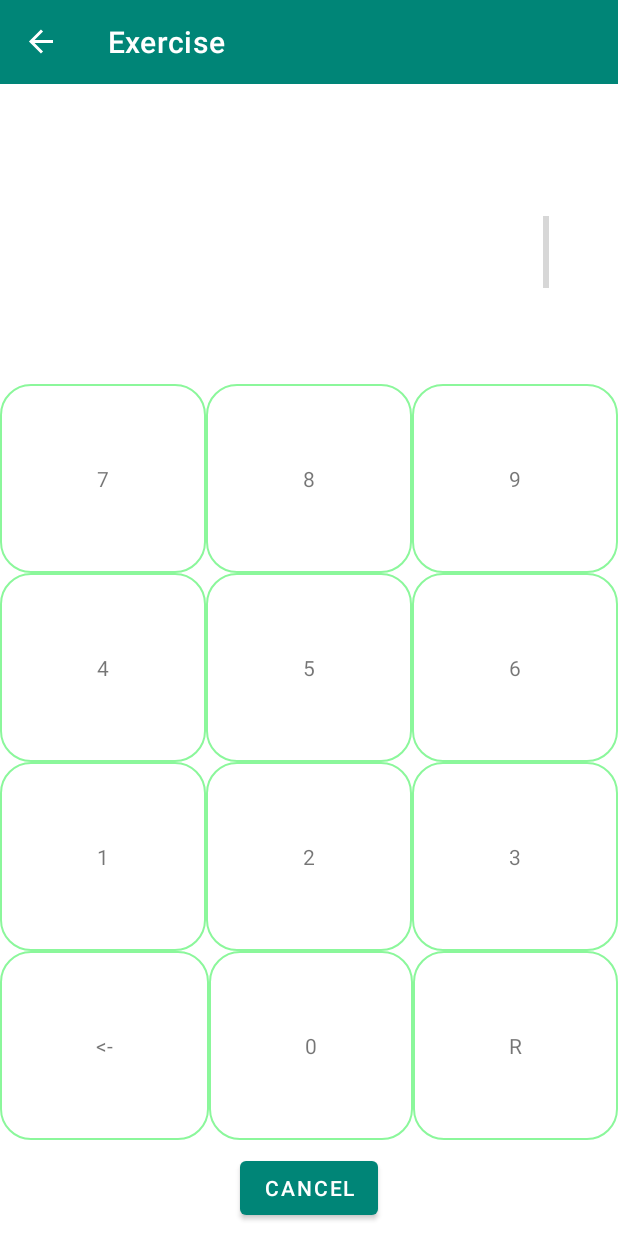
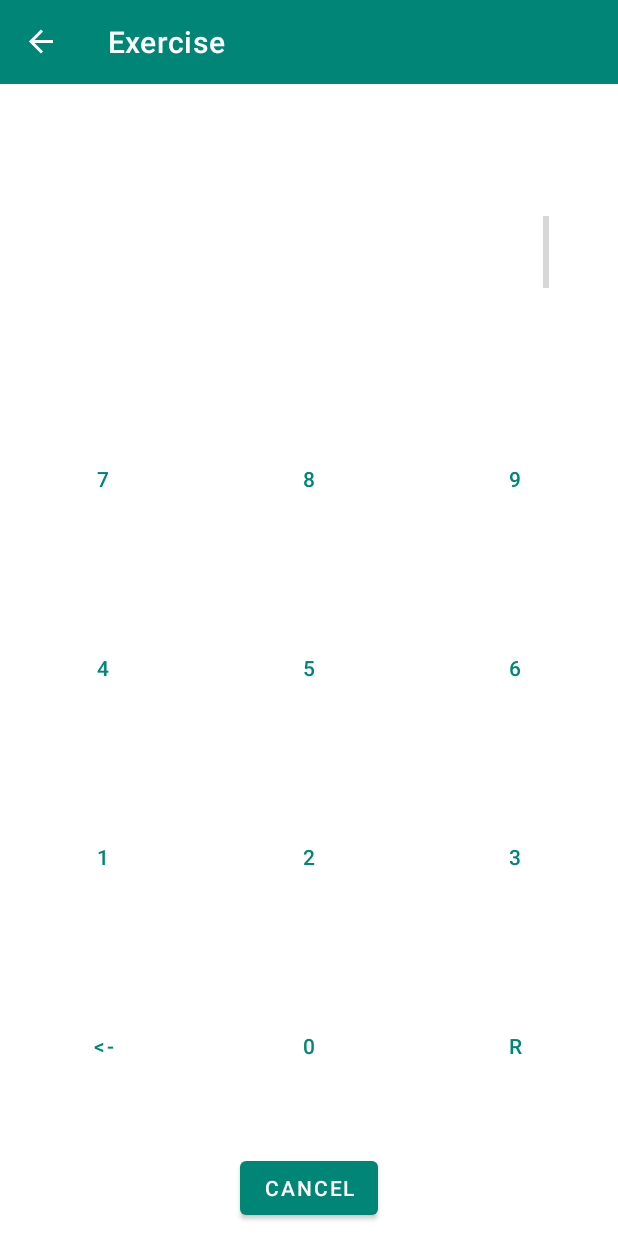
Before and after one commit to khomin/Numerals, an Android app: the ExerciseFragment screen opened through its navigation route, on a phone screen of 412 x 824 dp. Run offline under Robolectric (Android 15) with nearby library versions, the phone set to English and light mode, and no system bars; our stand-ins replace data binding, navigation-ui; 3 statements that could not run were skipped.

Commit message:
fixed crashes

```diff
--- a/app/src/main/java/com/example/nummerals/AudioNumeralPlayer.kt
+++ b/app/src/main/java/com/example/nummerals/AudioNumeralPlayer.kt
@@ -15,17 +15,18 @@ import kotlinx.coroutines.delay
 
 class AudioNumeralPlayer : Activity() {
     private var mMediaPlayerArray: MutableList<MediaPlayer> = mutableListOf()
-    private var mCallbackFinish: (()->Unit) ?= null
-    private var mContext: Context?= null
-    private var mMediaPlayerTick: MediaPlayer?= null
+    private var mCallbackFinish: (() -> Unit)? = null
+    private var mContext: Context? = null
+    private var mMediaPlayerTick: MediaPlayer? = null
 
     @RequiresApi(Build.VERSION_CODES.M)
-    fun addValueToPlay(context: Context?, value: List<Int>, callbackFinish: ()->Unit) {
+    fun addValueToPlay(context: Context?, value: List<Int>, callbackFinish: () -> Unit) {
+        if(mMediaPlayerArray.isEmpty()) {
             context?.let {
                 mContext = it
                 mCallbackFinish = callbackFinish
 
-            for(i in value) {
+                for (i in value) {
                     val player = MediaPlayer.create(mContext, i)
                     player?.setPlaybackParams(player.playbackParams.setSpeed(1.2f))
                     player.pause()
@@ -35,26 +36,29 @@ class AudioNumeralPlayer : Activity() {
                 createListenerEndPlay()
             }
         }
+    }
 
     @RequiresApi(Build.VERSION_CODES.M)
     private fun createListenerEndPlay() {
         GlobalScope.launch {
             withContext(coroutineContext) {
-                while(mMediaPlayerArray.isNotEmpty()) {
+                while (mMediaPlayerArray.isNotEmpty()) {
                     mMediaPlayerArray.first().start()
-                    delay(mMediaPlayerArray.first().duration.toLong()-200)
-
+                    delay(mMediaPlayerArray.first().duration.toLong() - 200)
                     mMediaPlayerArray.remove(mMediaPlayerArray.first())
                 }
+            }
             mCallbackFinish?.invoke()
-            }
         }
     }
 
     fun createTickSound(context: Context?) {
         context?.let {
-            if(mMediaPlayerTick == null) {
-                mMediaPlayerTick = MediaPlayer.create(it, it.resources.getIdentifier("clock_tick", "raw", context.getPackageName()))
+            if (mMediaPlayerTick == null) {
+                mMediaPlayerTick = MediaPlayer.create(
+                    it,
+                    it.resources.getIdentifier("clock_tick", "raw", context.getPackageName())
+                )
                 mMediaPlayerTick?.start()
                 mMediaPlayerTick?.setLooping(true)
             } else {
--- /dev/null
+++ b/app/src/main/java/com/example/nummerals/ConstValues.kt
@@ -0,0 +1,5 @@
+package com.example.nummerals
+
+object ConstValues {
+    val maxPercentExercise = 100
+}
--- a/app/src/main/java/com/example/nummerals/ExerciseFragment.kt
+++ b/app/src/main/java/com/example/nummerals/ExerciseFragment.kt
@@ -18,6 +18,7 @@ import androidx.navigation.Navigation
 import com.example.nummerals.databinding.FragmentExerciseBinding
 import com.example.nummerals.viewModels.ExerciseViewModel
 import kotlinx.coroutines.*
+import kotlinx.coroutines.sync.Mutex
 import kotlin.random.Random
 
 class ExerciseFragment : Fragment() {
@@ -25,6 +26,7 @@ class ExerciseFragment : Fragment() {
     private var mTimerJob: Job?= null
     private val mAudioPlayer = AudioNumeralPlayer()
     private var mFinalDialog: FinalDialog ?= null
+    private val mMutexUpdaterStats = Mutex()
 
     override fun onCreateView(
         inflater: LayoutInflater, container: ViewGroup?,
@@ -69,7 +71,6 @@ class ExerciseFragment : Fragment() {
         mBinding.control8?.setOnClickListener { addInputValue(8) }
         mBinding.control9?.setOnClickListener { addInputValue(9) }
 
-        mBinding.model?.progressTimerResidueTotal?.postValue(10)
         mBinding.model?.progressExercise?.postValue(0)
         mBinding.model?.progressExerciseTotal?.postValue(100)
         mBinding.model?.exerciseStatus?.postValue(ExerciseViewModel.StatusExercise.PREPARE)
@@ -109,8 +110,8 @@ class ExerciseFragment : Fragment() {
         mBinding.model?.exerciseStatus?.postValue(ExerciseViewModel.StatusExercise.ERROR)
         mAudioPlayer.stopTickSound()
         mFinalDialog?.show(
-            mBinding.model?.correctAnswer?.value?.toInt(),
-            mBinding.model?.inputValue?.value?.toInt(),
+            mBinding.model?.correctAnswer?.value,
+            mBinding.model?.inputValue?.value,
             mBinding.model?.progressExercise?.value) {
             /* reset before navigateup */
             mBinding.model?.correctAnswer?.postValue("")
@@ -295,18 +296,25 @@ class ExerciseFragment : Fragment() {
     }
 
     private fun updateStatsAndResetTimer() {
-        mBinding.model?.progressTimerResidue?.postValue(10)
-        mBinding.model?.exerciseInProcess?.postValue(true)
-        mBinding.model?.progressExercise?.value?.let {
-            mBinding.model?.progressExercise?.postValue(it + 1)
+        GlobalScope.launch {
+            withContext(coroutineContext) {
+                mMutexUpdaterStats.lock()
+                mBinding.model?.progressTimerResidue?.postValue(ConstValues.maxPercentExercise)
+                mBinding.model?.exerciseInProcess?.postValue(true)
+                mBinding.model?.progressExercise?.value?.let {
+                    mBinding.model?.progressExercise?.postValue(it + 1)
+                }
+                mBinding.model?.inputValue?.postValue("")
+                mMutexUpdaterStats.unlock()
+            }
         }
-        mBinding.model?.inputValue?.postValue("")
     }
 
     @RequiresApi(Build.VERSION_CODES.M)
     private fun createTimerResidue() : Job {
         return GlobalScope.launch {
             while(true) {
+                mMutexUpdaterStats.lock()
                 if(mBinding.model?.exerciseInProcess?.value == true) {
                     mBinding.model?.progressTimerResidue?.value?.let {
                         if (it != 0) {
@@ -318,6 +326,7 @@ class ExerciseFragment : Fragment() {
                         }
                     }
                 }
+                mMutexUpdaterStats.unlock()
                 delay(1000)
             }
         }
@@ -344,16 +353,12 @@ class ExerciseFragment : Fragment() {
 
     companion object {
         @JvmStatic
-        @BindingAdapter(value = ["app:ProgressFromInt","app:ProgressFromTotal"], requireAll = true)
-        fun convertIntToProgressBard(progress: ProgressBar, valueCurrent: Int?, valueTotal: Int?) {
+        @BindingAdapter("app:ProgressFromInt")
+        fun convertIntToProgressBard(progress: ProgressBar, valueCurrent: Int?) {
             var current = 0
-            var total = 0
             var value = 0
             valueCurrent?.let { current = it }
-            valueTotal?.let { total = it }
-            if(total != 0) {
-                value = ((current.toFloat() / total.toFloat()) * 100).toInt()
-            }
+            value = ((current.toFloat() / ConstValues.maxPercentExercise.toFloat()) * 100).toInt()
             progress.setProgress(value)
         }
 
--- a/app/src/main/java/com/example/nummerals/FinalDialog.kt
+++ b/app/src/main/java/com/example/nummerals/FinalDialog.kt
@@ -10,8 +10,8 @@ import kotlinx.android.synthetic.main.final_result_dialog.*
 class FinalDialog(val mInflater: LayoutInflater) {
 
     fun show(
-        correct: Int?,
-        lastValue: Int?,
+        correct: String?,
+        lastValue: String?,
         progress: Int?,
         callbackDismissCallback: () -> Unit
     ) {
@@ -25,8 +25,8 @@ class FinalDialog(val mInflater: LayoutInflater) {
                             .setPositiveButton(mInflater.context.getString(R.string.ok_button)) { _, _ -> }
                             .create()
                         changeIdDialog.show()
-                        changeIdDialog.errorValue.text = lastValue.toString()
-                        changeIdDialog.correctValue.text = correct.toString()
+                        changeIdDialog.errorValue.text = if(lastValue.isNotEmpty()) { lastValue } else { "-" }
+                        changeIdDialog.correctValue.text = correct
                         val resultMessage = "Correct answers, total: $progress"
                         changeIdDialog.finalText.text = resultMessage
                         val acceptDialogButton =
--- a/app/src/main/java/com/example/nummerals/viewModels/ExerciseViewModel.kt
+++ b/app/src/main/java/com/example/nummerals/viewModels/ExerciseViewModel.kt
@@ -2,14 +2,14 @@ package com.example.nummerals.viewModels
 
 import androidx.lifecycle.MutableLiveData
 import androidx.lifecycle.ViewModel
+import com.example.nummerals.ConstValues
 import com.example.nummerals.LevelExerciseType
 
 class ExerciseViewModel() : ViewModel() {
     val progressExercise = MutableLiveData<Int>().apply { value = 0 }
     val progressExerciseTotal = MutableLiveData<Int>().apply { value = 0 }
 
-    val progressTimerResidue = MutableLiveData<Int>().apply { value = 100 }
-    val progressTimerResidueTotal = MutableLiveData<Int>().apply { value = 0 }
+    val progressTimerResidue = MutableLiveData<Int>().apply { value = ConstValues.maxPercentExercise }
 
     val typeLevelExercise = MutableLiveData<LevelExerciseType>().apply { value = LevelExerciseType.MEDIUM }
 
--- a/app/src/main/res/layout/fragment_exercise.xml
+++ b/app/src/main/res/layout/fragment_exercise.xml
@@ -71,7 +71,6 @@
                 android:min="0"
                 android:rotation="270"
                 app:ProgressFromInt="@{model.progressTimerResidue}"
-                app:ProgressFromTotal="@{model.progressTimerResidueTotal}"
                 app:layout_constraintBottom_toBottomOf="parent"
                 app:layout_constraintEnd_toEndOf="parent"
                 app:layout_constraintHorizontal_bias="1.0"
@@ -101,50 +100,35 @@
                     android:layout_weight="1"
                     android:orientation="horizontal">
 
-                    <LinearLayout
+                    <Button
+                        android:id="@+id/control7"
                         android:layout_width="wrap_content"
                         android:layout_height="fill_parent"
                         android:layout_weight="1"
-                        android:background="@drawable/border_layout"
-                        android:gravity="center_horizontal">
+                        android:enabled="@{model.exerciseInProcess}"
+                        style="@style/Widget.MaterialComponents.Button.TextButton"
+                        android:text="@string/_7">
+                    </Button>
 
-                        <TextView
-                            android:id="@+id/control_7"
-                            android:layout_width="match_parent"
-                            android:layout_height="match_parent"
-                            android:gravity="center"
-                            android:text="@string/_7" />
-                    </LinearLayout>
-
-                    <LinearLayout
+                    <Button
+                        android:id="@+id/control8"
                         android:layout_width="wrap_content"
                         android:layout_height="fill_parent"
                         android:layout_weight="1"
-                        android:background="@drawable/border_layout"
-                        android:gravity="center_horizontal">
+                        android:enabled="@{model.exerciseInProcess}"
+                        style="@style/Widget.MaterialComponents.Button.TextButton"
+                        android:text="@string/_8">
+                    </Button>
 
-                        <TextView
-                            android:id="@+id/control_8"
-                            android:layout_width="match_parent"
-                            android:layout_height="match_parent"
-                            android:gravity="center"
-                            android:text="@string/_8" />
-                    </LinearLayout>
-
-                    <LinearLayout
+                    <Button
+                        android:id="@+id/control9"
                         android:layout_width="wrap_content"
                         android:layout_height="fill_parent"
                         android:layout_weight="1"
-                        android:background="@drawable/border_layout"
-                        android:gravity="center_horizontal">
-
-                        <TextView
-                            android:id="@+id/control_9"
-                            android:layout_width="match_parent"
-                            android:layout_height="match_parent"
-                            android:gravity="center"
-                            android:text="@string/_9" />
-                    </LinearLayout>
+                        android:enabled="@{model.exerciseInProcess}"
+                        style="@style/Widget.MaterialComponents.Button.TextButton"
+                        android:text="@string/_9">
+                    </Button>
                 </LinearLayout>
 
                 <LinearLayout
@@ -153,50 +137,35 @@
                     android:layout_weight="1"
                     android:orientation="horizontal">
 
-                    <LinearLayout
+                    <Button
+                        android:id="@+id/control4"
                         android:layout_width="wrap_content"
                         android:layout_height="fill_parent"
                         android:layout_weight="1"
-                        android:background="@drawable/border_layout"
-                        android:gravity="center_horizontal">
+                        android:enabled="@{model.exerciseInProcess}"
+                        style="@style/Widget.MaterialComponents.Button.TextButton"
+                        android:text="@string/_4">
+                    </Button>
 
-                        <TextView
-                            android:id="@+id/control_4"
-                            android:layout_width="match_parent"
-                            android:layout_height="match_parent"
-                            android:gravity="center"
-                            android:text="@string/_4" />
-                    </LinearLayout>
-
-                    <LinearLayout
+                    <Button
+                        android:id="@+id/control5"
                         android:layout_width="wrap_content"
                         android:layout_height="fill_parent"
                         android:layout_weight="1"
-                        android:background="@drawable/border_layout"
-                        android:gravity="center_horizontal">
+                        android:enabled="@{model.exerciseInProcess}"
+                        style="@style/Widget.MaterialComponents.Button.TextButton"
+                        android:text="@string/_5">
+                    </Button>
 
-                        <TextView
-                            android:id="@+id/control_5"
-                            android:layout_width="match_parent"
-                            android:layout_height="match_parent"
-                            android:gravity="center"
-                            android:text="@string/_5" />
-                    </LinearLayout>
-
-                    <LinearLayout
+                    <Button
+                        android:id="@+id/control6"
                         android:layout_width="wrap_content"
                         android:layout_height="fill_parent"
                         android:layout_weight="1"
-                        android:background="@drawable/border_layout"
-                        android:gravity="center_horizontal">
-
-                        <TextView
-                            android:id="@+id/control_6"
-                            android:layout_width="match_parent"
-                            android:layout_height="match_parent"
-                            android:gravity="center"
-                            android:text="@string/_6" />
-                    </LinearLayout>
+                        android:enabled="@{model.exerciseInProcess}"
+                        style="@style/Widget.MaterialComponents.Button.TextButton"
+                        android:text="@string/_6">
+                    </Button>
                 </LinearLayout>
 
                 <LinearLayout
@@ -205,50 +174,35 @@
                     android:layout_weight="1"
                     android:orientation="horizontal">
 
-                    <LinearLayout
+                    <Button
+                        android:id="@+id/control1"
                         android:layout_width="wrap_content"
                         android:layout_height="fill_parent"
                         android:layout_weight="1"
-                        android:background="@drawable/border_layout"
-                        android:gravity="center_horizontal">
+                        android:enabled="@{model.exerciseInProcess}"
+                        style="@style/Widget.MaterialComponents.Button.TextButton"
+                        android:text="@string/_1">
+                    </Button>
 
-                        <TextView
-                            android:id="@+id/control_1"
-                            android:layout_width="match_parent"
-                            android:layout_height="match_parent"
-                            android:gravity="center"
-                            android:text="@string/_1" />
-                    </LinearLayout>
-
-                    <LinearLayout
+                    <Button
+                        android:id="@+id/control2"
                         android:layout_width="wrap_content"
                         android:layout_height="fill_parent"
                         android:layout_weight="1"
-                        android:background="@drawable/border_layout"
-                        android:gravity="center_horizontal">
+                        android:enabled="@{model.exerciseInProcess}"
+                        style="@style/Widget.MaterialComponents.Button.TextButton"
+                        android:text="@string/_2">
+                    </Button>
 
-                        <TextView
-                            android:id="@+id/control_2"
-                            android:layout_width="match_parent"
-                            android:layout_height="match_parent"
-                            android:gravity="center"
-                            android:text="@string/_2" />
-                    </LinearLayout>
-
-                    <LinearLayout
+                    <Button
+                        android:id="@+id/control3"
                         android:layout_width="wrap_content"
                         android:layout_height="fill_parent"
                         android:layout_weight="1"
-                        android:background="@drawable/border_layout"
-                        android:gravity="center_horizontal">
-
-                        <TextView
-                            android:id="@+id/control_3"
-                            android:layout_width="match_parent"
-                            android:layout_height="match_parent"
-                            android:gravity="center"
-                            android:text="@string/_3" />
-                    </LinearLayout>
+                        android:enabled="@{model.exerciseInProcess}"
+                        style="@style/Widget.MaterialComponents.Button.TextButton"
+                        android:text="@string/_3">
+                    </Button>
                 </LinearLayout>
 
                 <LinearLayout
@@ -257,50 +211,35 @@
                     android:layout_weight="1"
                     android:orientation="horizontal">
 
-                    <LinearLayout
+                    <Button
+                        android:id="@+id/controlRemove"
                         android:layout_width="wrap_content"
                         android:layout_height="fill_parent"
                         android:layout_weight="1"
-                        android:background="@drawable/border_layout"
-                        android:gravity="center_horizontal">
+                        android:enabled="@{model.exerciseInProcess}"
+                        style="@style/Widget.MaterialComponents.Button.TextButton"
+                        android:text="@string/remove">
+                    </Button>
 
-                        <TextView
-                            android:id="@+id/control_remove"
-                            android:layout_width="match_parent"
-                            android:layout_height="match_parent"
-                            android:gravity="center"
-                            android:text="@string/remove" />
-                    </LinearLayout>
-
-                    <LinearLayout
+                    <Button
+                        android:id="@+id/control0"
                         android:layout_width="wrap_content"
                         android:layout_height="fill_parent"
                         android:layout_weight="1"
-                        android:background="@drawable/border_layout"
-                        android:gravity="center_horizontal">
+                        android:enabled="@{model.exerciseInProcess}"
+                        style="@style/Widget.MaterialComponents.Button.TextButton"
+                        android:text="@string/_0">
+                    </Button>
 
-                        <TextView
-                            android:id="@+id/control_0"
-                            android:layout_width="match_parent"
-                            android:layout_height="match_parent"
-                            android:gravity="center"
-                            android:text="@string/_0" />
-                    </LinearLayout>
-
-                    <LinearLayout
+                    <Button
+                        android:id="@+id/controlRepeat"
                         android:layout_width="wrap_content"
                         android:layout_height="fill_parent"
                         android:layout_weight="1"
-                        android:background="@drawable/border_layout"
-                        android:gravity="center_horizontal">
-
-                        <TextView
-                            android:id="@+id/control_repeat"
-                            android:layout_width="match_parent"
-                            android:layout_height="match_parent"
-                            android:gravity="center"
-                            android:text="@string/repeat" />
-                    </LinearLayout>
+                        android:enabled="@{model.exerciseInProcess}"
+                        style="@style/Widget.MaterialComponents.Button.TextButton"
+                        android:text="@string/repeat">
+                    </Button>
                 </LinearLayout>
             </LinearLayout>
 
--- a/app/src/main/res/layout/fragment_main_screen.xml
+++ b/app/src/main/res/layout/fragment_main_screen.xml
@@ -150,11 +150,19 @@
                         android:textAlignment="viewEnd" />
                 </LinearLayout>
 
-                <Button
-                    android:id="@+id/startButton"
+                <androidx.constraintlayout.widget.ConstraintLayout
                     android:layout_width="match_parent"
-                    android:layout_height="wrap_content"
-                    android:text="@string/start" />
+                    android:layout_height="wrap_content">
+
+                    <Button
+                        android:id="@+id/startButton"
+                        android:layout_width="wrap_content"
+                        android:layout_height="wrap_content"
+                        android:text="@string/start"
+                        app:layout_constraintEnd_toEndOf="parent"
+                        app:layout_constraintStart_toStartOf="parent"
+                        app:layout_constraintTop_toTopOf="parent" />
+                </androidx.constraintlayout.widget.ConstraintLayout>
             </LinearLayout>
         </androidx.cardview.widget.CardView>
     </androidx.constraintlayout.widget.ConstraintLayout>
--- a/app/src/main/res/layout/fragment_select_level_exercise.xml
+++ b/app/src/main/res/layout/fragment_select_level_exercise.xml
@@ -16,7 +16,7 @@
         android:layout_height="match_parent">
 
         <LinearLayout
-            android:layout_width="match_parent"
+            android:layout_width="wrap_content"
             android:layout_height="wrap_content"
             android:layout_gravity="center"
             android:layout_marginTop="16dp"
@@ -30,20 +30,20 @@
 
             <Button
                 android:id="@+id/slow_mode"
-                android:layout_width="match_parent"
+                android:layout_width="wrap_content"
                 android:layout_height="wrap_content"
                 android:enabled="false"
                 android:text="@string/slow_mode" />
 
             <Button
                 android:id="@+id/medium_mode"
-                android:layout_width="match_parent"
+                android:layout_width="wrap_content"
                 android:layout_height="wrap_content"
                 android:text="@string/medium_mode" />
 
             <Button
                 android:id="@+id/fast_mode"
-                android:layout_width="match_parent"
+                android:layout_width="wrap_content"
                 android:layout_height="wrap_content"
                 android:enabled="false"
                 android:text="@string/fast_mode" />
--- a/app/src/main/res/values/colors.xml
+++ b/app/src/main/res/values/colors.xml
@@ -6,4 +6,5 @@
     <color name="colorCalcButtons">#8BF79B</color>
     <color name="red">#FF160D</color>
     <color name="green">#00FF24</color>
+    <color name="bigButton">#FAFAFA</color>
 </resources>
--- a/app/src/main/res/values/styles.xml
+++ b/app/src/main/res/values/styles.xml
@@ -6,4 +6,10 @@
         <item name="colorPrimaryDark">@color/colorPrimaryDark</item>
         <item name="colorAccent">@color/colorAccent</item>
     </style>
+
+    <style name="ButtonThemeBig" parent="Theme.MaterialComponents.Light.NoActionBar">
+        <!-- Customize your theme here. -->
+        <item name="colorAccent">@color/bigButton</item>
+    </style>
+
 </resources>
```
Lines whose indentation alone changed are shown as unchanged.
